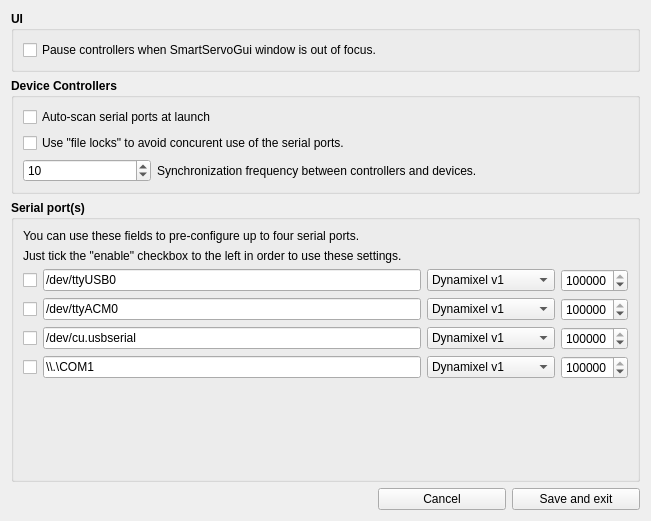
The window that SmartServoGui/ui/settings.ui (emericg/SmartServoFramework) describes before a commit, drawn with Qt 5.
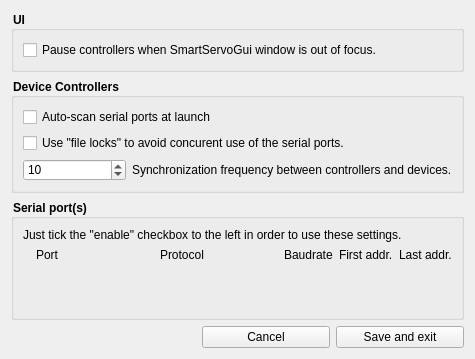
The same window after the commit. Icons and pictures are not drawn.

Commit message: - Load only available ports to the settings dialog - Allow setting the first and last scanned address per port in the settings dialog - Get rid from the rapidjson based settings and use QSettings - Introduce protocolcombobox class for protocol selection

```diff
--- a/SmartServoGui/ui/settings.ui
+++ b/SmartServoGui/ui/settings.ui
@@ -6,8 +6,8 @@
    <rect>
     <x>0</x>
     <y>0</y>
-    <width>651</width>
-    <height>521</height>
+    <width>475</width>
+    <height>359</height>
    </rect>
   </property>
   <property name="windowTitle">
@@ -17,14 +17,17 @@
    <iconset resource="../resources/resources.qrc">
     <normaloff>:/icons/icons/emblem-system.svg</normaloff>:/icons/icons/emblem-system.svg</iconset>
   </property>
+  <property name="styleSheet">
+   <string notr="true">QGroupBox
+{
+    font-weight: bold;
+}</string>
+  </property>
   <layout class="QVBoxLayout" name="verticalLayout_2">
    <item>
     <widget class="QGroupBox" name="groupBox_ui">
-     <property name="font">
-      <font>
-       <weight>75</weight>
-       <bold>true</bold>
-      </font>
+     <property name="styleSheet">
+      <string notr="true"/>
      </property>
      <property name="title">
       <string>UI</string>
@@ -32,12 +35,6 @@
      <layout class="QVBoxLayout" name="verticalLayout_3">
       <item>
        <widget class="QCheckBox" name="checkBox_pause">
-        <property name="font">
-         <font>
-          <weight>50</weight>
-          <bold>false</bold>
-         </font>
-        </property>
         <property name="text">
          <string>Pause controllers when SmartServoGui window is out of focus.</string>
         </property>
@@ -48,11 +45,8 @@
    </item>
    <item>
     <widget class="QGroupBox" name="groupBox_controllers">
-     <property name="font">
-      <font>
-       <weight>75</weight>
-       <bold>true</bold>
-      </font>
+     <property name="styleSheet">
+      <string notr="true"/>
      </property>
      <property name="title">
       <string>Device Controllers</string>
@@ -60,12 +54,6 @@
      <layout class="QGridLayout" name="gridLayout">
       <item row="3" column="1">
        <widget class="QLabel" name="label">
-        <property name="font">
-         <font>
-          <weight>50</weight>
-          <bold>false</bold>
-         </font>
-        </property>
         <property name="text">
          <string>Synchronization frequency between controllers and devices.</string>
         </property>
@@ -73,18 +61,18 @@
       </item>
       <item row="3" column="0">
        <widget class="QSpinBox" name="spinBox_freq">
+        <property name="sizePolicy">
+         <sizepolicy hsizetype="Fixed" vsizetype="Fixed">
+          <horstretch>0</horstretch>
+          <verstretch>0</verstretch>
+         </sizepolicy>
+        </property>
         <property name="maximumSize">
          <size>
           <width>128</width>
           <height>16777215</height>
          </size>
         </property>
-        <property name="font">
-         <font>
-          <weight>50</weight>
-          <bold>false</bold>
-         </font>
-        </property>
         <property name="minimum">
          <number>1</number>
         </property>
@@ -98,12 +86,6 @@
       </item>
       <item row="2" column="0" colspan="2">
        <widget class="QCheckBox" name="checkBox_locks">
-        <property name="font">
-         <font>
-          <weight>50</weight>
-          <bold>false</bold>
-         </font>
-        </property>
         <property name="text">
          <string>Use &quot;file locks&quot; to avoid concurent use of the serial ports.</string>
         </property>
@@ -111,12 +93,6 @@
       </item>
       <item row="1" column="0" colspan="2">
        <widget class="QCheckBox" name="checkBox_autoscan">
-        <property name="font">
-         <font>
-          <weight>50</weight>
-          <bold>false</bold>
-         </font>
-        </property>
         <property name="text">
          <string>Auto-scan serial ports at launch</string>
         </property>
@@ -127,336 +103,88 @@
    </item>
    <item>
     <widget class="QGroupBox" name="groupBox_ports">
-     <property name="font">
-      <font>
-       <weight>75</weight>
-       <bold>true</bold>
-      </font>
+     <property name="styleSheet">
+      <string notr="true"/>
      </property>
      <property name="title">
       <string>Serial port(s)</string>
      </property>
      <layout class="QVBoxLayout" name="verticalLayout">
-      <item>
-       <widget class="QLabel" name="label_2">
-        <property name="font">
-         <font>
-          <weight>50</weight>
-          <bold>false</bold>
-         </font>
-        </property>
-        <property name="text">
-         <string>You can use these fields to pre-configure up to four serial ports.</string>
-        </property>
-        <property name="wordWrap">
-         <bool>true</bool>
-        </property>
-       </widget>
-      </item>
       <item>
        <widget class="QLabel" name="label_3">
-        <property name="font">
-         <font>
-          <weight>50</weight>
-          <bold>false</bold>
-         </font>
-        </property>
         <property name="text">
          <string>Just tick the &quot;enable&quot; checkbox to the left in order to use these settings.</string>
         </property>
        </widget>
       </item>
       <item>
-       <layout class="QHBoxLayout" name="port_0">
-        <item>
-         <widget class="QCheckBox" name="checkBox_0">
+       <layout class="QGridLayout" name="gridLayoutPortsPort">
+        <property name="bottomMargin">
+         <number>0</number>
+        </property>
+        <item row="0" column="1">
+         <widget class="QLabel" name="label_4">
           <property name="text">
-           <string/>
+           <string>Port</string>
           </property>
          </widget>
         </item>
-        <item>
-         <widget class="QLineEdit" name="lineEdit_0">
-          <property name="font">
-           <font>
-            <weight>50</weight>
-            <bold>false</bold>
-           </font>
-          </property>
+        <item row="0" column="2">
+         <widget class="QLabel" name="label_5">
           <property name="text">
-           <string>/dev/ttyUSB0</string>
+           <string>Protocol</string>
           </property>
          </widget>
         </item>
-        <item>
-         <widget class="QComboBox" name="comboBox_0">
-          <property name="minimumSize">
-           <size>
-            <width>128</width>
-            <height>0</height>
-           </size>
+        <item row="0" column="3">
+         <widget class="QLabel" name="label_6">
+          <property name="sizePolicy">
+           <sizepolicy hsizetype="Fixed" vsizetype="Preferred">
+            <horstretch>0</horstretch>
+            <verstretch>0</verstretch>
+           </sizepolicy>
           </property>
-          <property name="font">
-           <font>
-            <weight>50</weight>
-            <bold>false</bold>
-           </font>
-          </property>
-          <item>
-           <property name="text">
-            <string>Dynamixel v1</string>
-           </property>
-          </item>
-          <item>
-           <property name="text">
-            <string>Dynamixel v2</string>
-           </property>
-          </item>
-          <item>
-           <property name="text">
-            <string>HerkuleX</string>
-           </property>
-          </item>
-         </widget>
-        </item>
-        <item>
-         <widget class="QSpinBox" name="spinBox_0">
-          <property name="font">
-           <font>
-            <weight>50</weight>
-            <bold>false</bold>
-           </font>
-          </property>
-          <property name="minimum">
-           <number>2400</number>
-          </property>
-          <property name="maximum">
-           <number>4000000</number>
-          </property>
-          <property name="value">
-           <number>1000000</number>
-          </property>
-         </widget>
-        </item>
-       </layout>
-      </item>
-      <item>
-       <layout class="QHBoxLayout" name="port_1">
-        <item>
-         <widget class="QCheckBox" name="checkBox_1">
           <property name="text">
-           <string/>
+           <string>Baudrate</string>
           </property>
          </widget>
         </item>
-        <item>
-         <widget class="QLineEdit" name="lineEdit_1">
-          <property name="font">
-           <font>
-            <weight>50</weight>
-            <bold>false</bold>
-           </font>
+        <item row="0" column="4">
+         <widget class="QLabel" name="label_8">
+          <property name="sizePolicy">
+           <sizepolicy hsizetype="Fixed" vsizetype="Preferred">
+            <horstretch>0</horstretch>
+            <verstretch>0</verstretch>
+           </sizepolicy>
           </property>
           <property name="text">
-           <string>/dev/ttyACM0</string>
+           <string>First addr.</string>
           </property>
          </widget>
         </item>
-        <item>
-         <widget class="QComboBox" name="comboBox_1">
-          <property name="minimumSize">
-           <size>
-            <width>128</width>
-            <height>0</height>
-           </size>
+        <item row="0" column="0">
+         <widget class="QLabel" name="labelEnabledSpacer">
+          <property name="sizePolicy">
+           <sizepolicy hsizetype="Fixed" vsizetype="Fixed">
+            <horstretch>0</horstretch>
+            <verstretch>0</verstretch>
+           </sizepolicy>
           </property>
-          <property name="font">
-           <font>
-            <weight>50</weight>
-            <bold>false</bold>
-           </font>
-          </property>
-          <item>
-           <property name="text">
-            <string>Dynamixel v1</string>
-           </property>
-          </item>
-          <item>
-           <property name="text">
-            <string>Dynamixel v2</string>
-           </property>
-          </item>
-          <item>
-           <property name="text">
-            <string>HerkuleX</string>
-           </property>
-          </item>
-         </widget>
-        </item>
-        <item>
-         <widget class="QSpinBox" name="spinBox_1">
-          <property name="font">
-           <font>
-            <weight>50</weight>
-            <bold>false</bold>
-           </font>
-          </property>
-          <property name="minimum">
-           <number>2400</number>
-          </property>
-          <property name="maximum">
-           <number>4000000</number>
-          </property>
-          <property name="value">
-           <number>1000000</number>
-          </property>
-         </widget>
-        </item>
-       </layout>
-      </item>
-      <item>
-       <layout class="QHBoxLayout" name="port_2">
-        <item>
-         <widget class="QCheckBox" name="checkBox_2">
           <property name="text">
            <string/>
           </property>
          </widget>
         </item>
-        <item>
-         <widget class="QLineEdit" name="lineEdit_2">
-          <property name="font">
-           <font>
-            <weight>50</weight>
-            <bold>false</bold>
-           </font>
+        <item row="0" column="5">
+         <widget class="QLabel" name="label_9">
+          <property name="sizePolicy">
+           <sizepolicy hsizetype="Fixed" vsizetype="Preferred">
+            <horstretch>0</horstretch>
+            <verstretch>0</verstretch>
+           </sizepolicy>
           </property>
           <property name="text">
-           <string>/dev/cu.usbserial</string>
-          </property>
-         </widget>
-        </item>
-        <item>
-         <widget class="QComboBox" name="comboBox_2">
-          <property name="minimumSize">
-           <size>
-            <width>128</width>
-            <height>0</height>
-           </size>
-          </property>
-          <property name="font">
-           <font>
-            <weight>50</weight>
-            <bold>false</bold>
-           </font>
-          </property>
-          <item>
-           <property name="text">
-            <string>Dynamixel v1</string>
-           </property>
-          </item>
-          <item>
-           <property name="text">
-            <string>Dynamixel v2</string>
-           </property>
-          </item>
-          <item>
-           <property name="text">
-            <string>HerkuleX</string>
-           </property>
-          </item>
-         </widget>
-        </item>
-        <item>
-         <widget class="QSpinBox" name="spinBox_2">
-          <property name="font">
-           <font>
-            <weight>50</weight>
-            <bold>false</bold>
-           </font>
-          </property>
-          <property name="minimum">
-           <number>2400</number>
-          </property>
-          <property name="maximum">
-           <number>4000000</number>
-          </property>
-          <property name="value">
-           <number>1000000</number>
-          </property>
-         </widget>
-        </item>
-       </layout>
-      </item>
-      <item>
-       <layout class="QHBoxLayout" name="port_3">
-        <item>
-         <widget class="QCheckBox" name="checkBox_3">
-          <property name="text">
-           <string/>
-          </property>
-         </widget>
-        </item>
-        <item>
-         <widget class="QLineEdit" name="lineEdit_3">
-          <property name="font">
-           <font>
-            <weight>50</weight>
-            <bold>false</bold>
-           </font>
-          </property>
-          <property name="text">
-           <string>\\.\COM1</string>
-          </property>
-         </widget>
-        </item>
-        <item>
-         <widget class="QComboBox" name="comboBox_3">
-          <property name="minimumSize">
-           <size>
-            <width>128</width>
-            <height>0</height>
-           </size>
-          </property>
-          <property name="font">
-           <font>
-            <weight>50</weight>
-            <bold>false</bold>
-           </font>
-          </property>
-          <item>
-           <property name="text">
-            <string>Dynamixel v1</string>
-           </property>
-          </item>
-          <item>
-           <property name="text">
-            <string>Dynamixel v2</string>
-           </property>
-          </item>
-          <item>
-           <property name="text">
-            <string>HerkuleX</string>
-           </property>
-          </item>
-         </widget>
-        </item>
-        <item>
-         <widget class="QSpinBox" name="spinBox_3">
-          <property name="font">
-           <font>
-            <weight>50</weight>
-            <bold>false</bold>
-           </font>
-          </property>
-          <property name="minimum">
-           <number>2400</number>
-          </property>
-          <property name="maximum">
-           <number>4000000</number>
-          </property>
-          <property name="value">
-           <number>1000000</number>
+           <string>Last addr.</string>
           </property>
          </widget>
         </item>
@@ -470,7 +198,7 @@
         <property name="sizeHint" stdset="0">
          <size>
           <width>20</width>
-          <height>244</height>
+          <height>0</height>
          </size>
         </property>
        </spacer>
@@ -518,12 +246,6 @@
          <height>0</height>
         </size>
        </property>
-       <property name="font">
-        <font>
-         <weight>50</weight>
-         <bold>false</bold>
-        </font>
-       </property>
        <property name="text">
         <string>Save and exit</string>
        </property>
```
Left out of the diff: 19 changed lines with no effect on the pictures. The commit also changes 50 other files.
